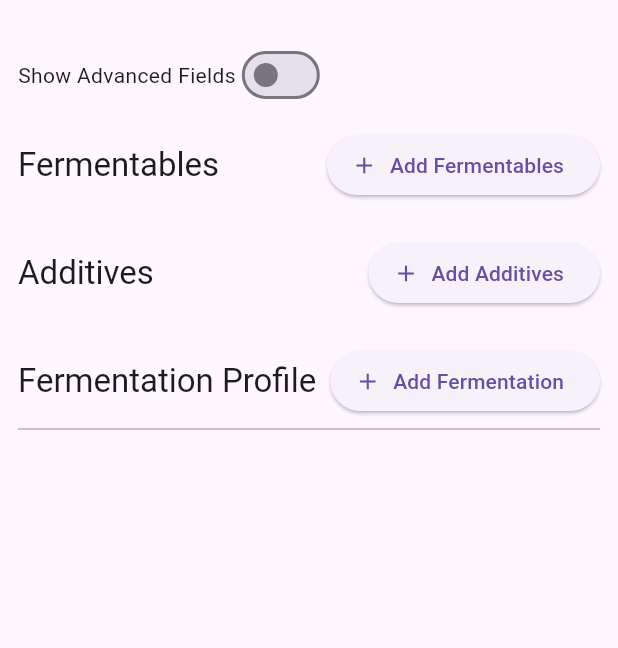
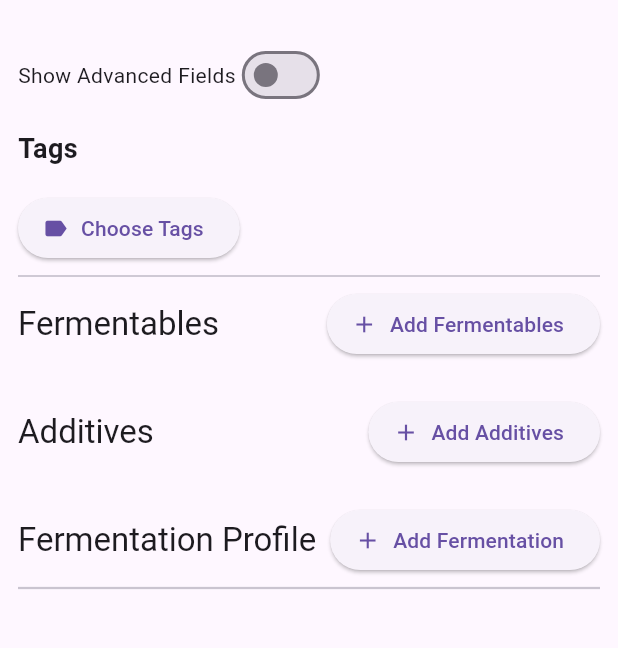
Before and after one commit to mrcrunchybeans/cider-craft, a Flutter app: the RecipeBuilderPage screen opened directly, on a phone screen of 412 x 824 dp, the part 63-711 px from its top. Run offline on Flutter 3.47's test engine with Material 3 defaults, Android fonts, the phone set to English and light mode, and no system bars; our stand-ins replace hive, hive_flutter, logger; accounts and stored records are empty.

Commit message:
Adds tag management and tagging support for recipes
Introduces a tag model and manager, enabling users to create, edit, and assign tags to recipes. Updates storage to use tag objects rather than strings and integrates a tag picker UI in the recipe builder. Improves categorization and filtering capabilities for recipes through structured tag support.

Upgrades lint dependencies for improved code quality.

```diff
--- /dev/null
+++ b/devtools_options.yaml
@@ -0,0 +1,3 @@
+description: This file stores settings for Dart & Flutter DevTools.
+documentation: https://docs.flutter.dev/tools/devtools/extensions#configure-extension-enablement-states
+extensions:
--- a/lib/models/recipe_model.dart
+++ b/lib/models/recipe_model.dart
@@ -1,4 +1,5 @@
 import 'package:hive/hive.dart';
+import 'tag.dart';
 
 part 'recipe_model.g.dart';
 
@@ -8,10 +9,10 @@ class RecipeModel extends HiveObject {
   String name;
 
   @HiveField(1)
-  List<String> tags;
+  DateTime createdAt;
 
   @HiveField(2)
-  DateTime createdAt;
+  List<Tag> tags;
 
   @HiveField(3)
   double og;
--- /dev/null
+++ b/lib/models/tag.dart
@@ -0,0 +1,14 @@
+import 'package:hive/hive.dart';
+
+part 'tag.g.dart';
+
+@HiveType(typeId: 1)
+class Tag extends HiveObject {
+  @HiveField(0)
+  final String name;
+
+  Tag(this.name);
+
+  @override
+  String toString() => name;
+}
--- a/lib/recipe_builder_page.dart
+++ b/lib/recipe_builder_page.dart
@@ -1,5 +1,5 @@
-
 import 'package:flutter/material.dart';
+import 'package:flutter_application_1/models/tag.dart';
 import 'package:flutter_application_1/utils/temp_display.dart';
 import 'package:logger/logger.dart';
 import 'package:hive/hive.dart';
@@ -9,6 +9,9 @@ import 'widgets/add_fermentable_dialog.dart';
 import 'utils/utils.dart';
 import 'models/recipe_model.dart';
 import 'recipe_list_page.dart';
+import 'package:provider/provider.dart';
+import 'package:flutter_application_1/widgets/tag_picker_dialog.dart';
+import 'package:flutter_application_1/models/tag_manager.dart';
 
 final logger = Logger();
 
@@ -33,6 +36,7 @@ class _RecipeBuilderPageState extends State<RecipeBuilderPage> {
   List<Map<String, dynamic>> additives = [];
   List<Map<String, dynamic>> fermentables = [];
   List<Map<String, dynamic>> fermentationStages = [];
+  List<Tag> tags = [];
   double fg = 1.010;
   double og = 1.050;
   bool showAdvanced = false;
@@ -48,10 +52,10 @@ void initState() {
       og = recipe.og;
       fg = recipe.fg;
       abv = recipe.abv;
+      tags = List<Tag>.from(recipe.tags);
     }
     calculateStats();
   }
-
 
   void calculateStats() {
     fg = CiderUtils.estimateFG();
@@ -89,7 +93,6 @@ void initState() {
     );
   }
 
-
   void addAdditive(Map<String, dynamic> a) {
     setState(() {
       additives.add(a);
@@ -117,7 +120,7 @@ void initState() {
 
                 final newRecipe = RecipeModel(
                   name: recipeName,
-                tags: widget.existingRecipe?.tags ?? [],
+                  tags: tags,
                   createdAt: DateTime.now(),
                   og: og,
                   fg: fg,
@@ -135,11 +138,11 @@ void initState() {
                   await box.add(newRecipe);
                 }
 
-              logger.i("${widget.isClone ? "Cloned" : widget.existingRecipe != null ? "Updated" : "Saved"} recipe: $recipeName");
+                logger.i("${widget.isClone ? "Cloned" : widget.existingRecipe != null ? "Updated" : "Saved"} recipe: \$recipeName");
 
                 if (!mounted) return;
 
-              Navigator.of(context).pop(); // Close dialog
+                Navigator.of(context).pop();
                 Navigator.of(context).pushReplacement(
                   MaterialPageRoute(builder: (_) => const RecipeListPage()),
                 );
@@ -151,7 +154,6 @@ void initState() {
       },
     );
   }
-
 
   Widget _buildSectionTitle(String title, {VoidCallback? onAdd}) {
     return Row(
@@ -170,6 +172,7 @@ void initState() {
 
   @override
   Widget build(BuildContext context) {
+    final tagManager = Provider.of<TagManager>(context);
     return Scaffold(
       appBar: AppBar(
         title: const Text("Cider Recipe Builder"),
@@ -190,6 +193,29 @@ void initState() {
             ],
           ),
           const SizedBox(height: 12),
+          Column(
+            crossAxisAlignment: CrossAxisAlignment.start,
+            children: [
+              const Text("Tags", style: TextStyle(fontSize: 18, fontWeight: FontWeight.bold)),
+              const SizedBox(height: 8),
+              Wrap(
+                spacing: 8,
+                children: tags.map((tag) => Chip(label: Text(tag.name))).toList(),
+              ),
+              const SizedBox(height: 8),
+              ElevatedButton.icon(
+                icon: const Icon(Icons.label),
+                label: const Text("Choose Tags"),
+                onPressed: () async {
+                  final result = await showTagPickerDialog(context, tags, tagManager);
+                  if (result != null) {
+                    setState(() => tags = result);
+                  }
+                },
+              ),
+              const Divider(thickness: 1.2),
+            ],
+          ),
 
           _buildSectionTitle("Fermentables", onAdd: () async {
             final result = await showDialog<Map<String, dynamic>>(
@@ -206,10 +232,7 @@ void initState() {
             final f = entry.value;
             return ListTile(
               title: Text(f['name'] ?? 'Unnamed'),
-              subtitle: Text(
-                 "${f['amount'] ?? '—'} ${f['unit'] ?? ''}, OG: ${f['og']?.toStringAsFixed(3) ?? '—'}"
-              ),
-
+              subtitle: Text("${f['amount'] ?? '—'} ${f['unit'] ?? ''}, OG: ${f['og']?.toStringAsFixed(3) ?? '—'}"),
               trailing: Row(
                 mainAxisSize: MainAxisSize.min,
                 children: [
--- a/pubspec.yaml
+++ b/pubspec.yaml
@@ -52,7 +52,7 @@ dev_dependencies:
   # activated in the `analysis_options.yaml` file located at the root of your
   # package. See that file for information about deactivating specific lint
   # rules and activating additional ones.
-  flutter_lints: ^5.0.0
+  flutter_lints: ^6.0.0
 
 # For information on the generic Dart part of this file, see the
 # following page: https://dart.dev/tools/pub/pubspec
```
Also changed, not shown: lib/main.dart (+26 -8 lines), lib/models/tag_manager.dart (added, +33 -0 lines), lib/widgets/tag_picker_dialog.dart (added, +73 -0 lines), lib/models/recipe_model.g.dart, lib/models/tag.g.dart (added), pubspec.lock, 2 other files. Lines whose indentation alone changed are shown as unchanged.
